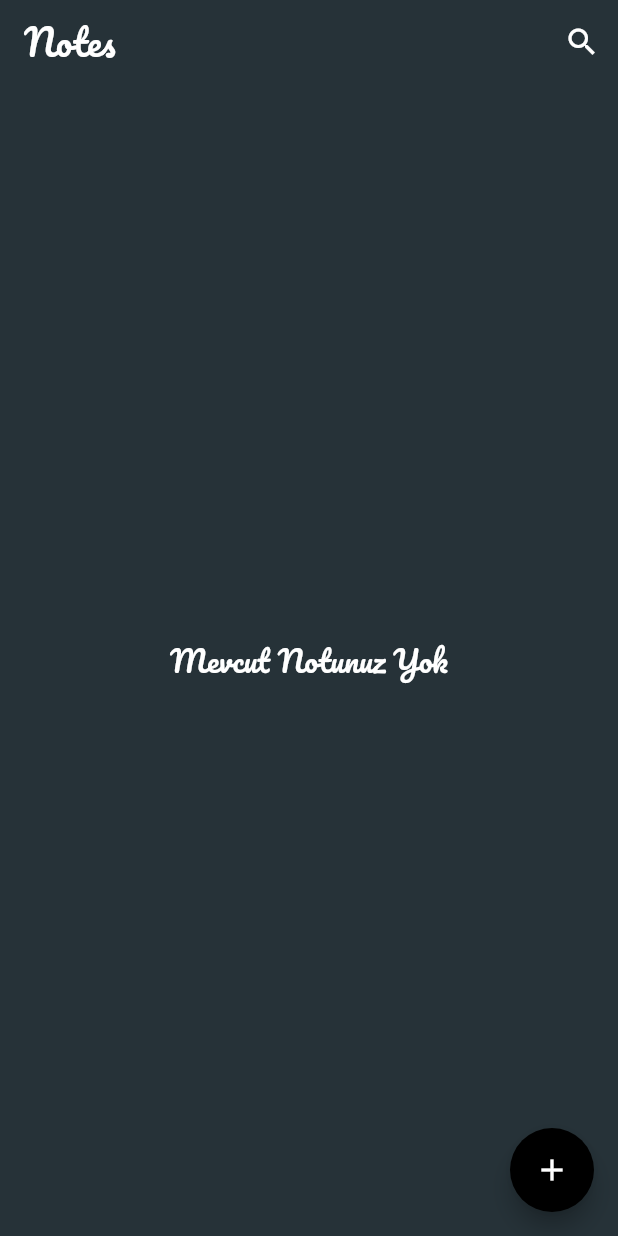
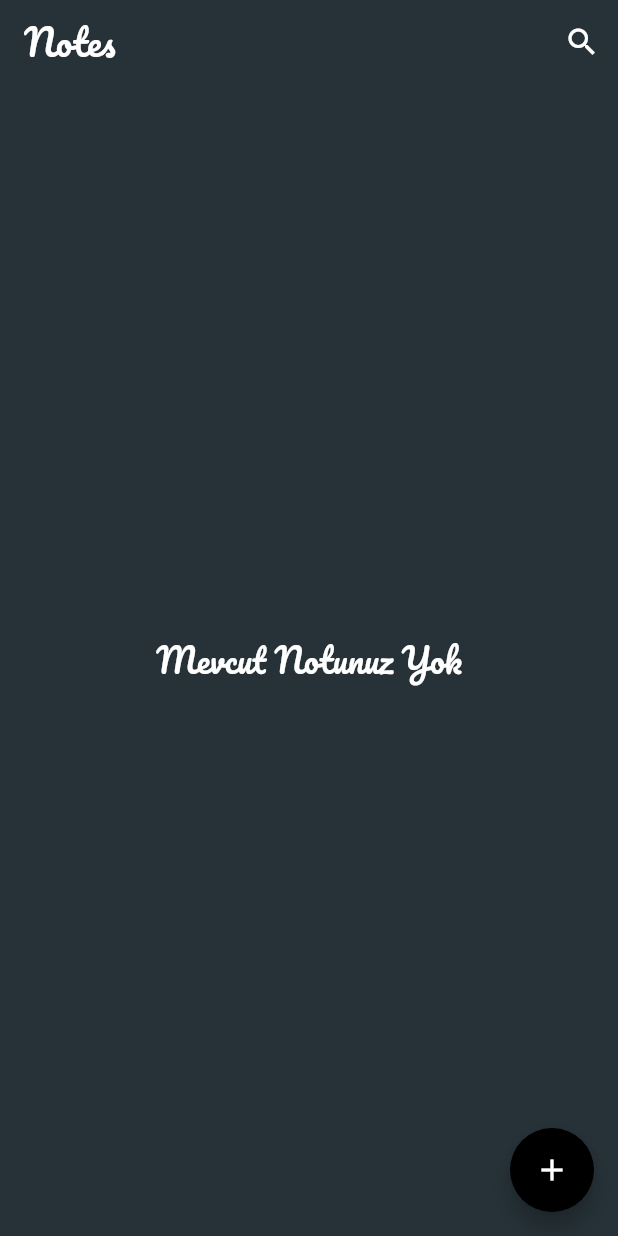
Before and after one commit to Nikola318/note_app, a Flutter app: the screen it shows after launch, on a phone screen of 412 x 824 dp. Run offline on Flutter 3.47's test engine with Material 2 defaults, Android fonts, the phone set to English and light mode, and no system bars; our stand-ins replace google_fonts, sqflite; accounts and stored records are empty.

Commit message:
updated fonts and note card

```diff
--- a/lib/page/edit_note_page.dart
+++ b/lib/page/edit_note_page.dart
@@ -57,8 +57,8 @@ class _AddEditNotePageState extends State<AddEditNotePage> {
       padding:const EdgeInsets.symmetric(vertical: 8, horizontal: 12),
       child: ElevatedButton(
         style: ElevatedButton.styleFrom(
-          onPrimary: Colors.white,
-          primary: isFormValid ? null : Colors.grey.shade700,
+          foregroundColor: Colors.white,
+          backgroundColor: isFormValid ? null : Colors.grey.shade700,
         ),
         onPressed: addOrUpdateNote,
         child:const Text('Save'),
--- a/lib/page/notes_page.dart
+++ b/lib/page/notes_page.dart
@@ -53,7 +53,7 @@ class _NotesPageState extends State<NotesPage> {
                   ? const Text(
                       'Mevcut Notunuz Yok',
                       style: TextStyle(
-                          fontSize: 20, color: Colors.white),
+                          fontSize: 22, color: Colors.white),
                     )
                   : buildNotes(),
         ),
--- a/lib/widget/note_form_widget.dart
+++ b/lib/widget/note_form_widget.dart
@@ -79,7 +79,7 @@ class NoteFormWidget extends StatelessWidget {
   Widget buildDescription() => TextFormField(
         maxLines: 5,
         initialValue: description,
-        style: GoogleFonts.dosis(color: Colors.white60, fontSize: 18),
+        style: GoogleFonts.rubik(color: Colors.white60, fontSize: 18),
         decoration: const InputDecoration(
           border: InputBorder.none,
           hintText: 'Bir şeyler yaz...',
```
Also changed, not shown: lib/widget/note_card_widget.dart (+7 -4 lines).
